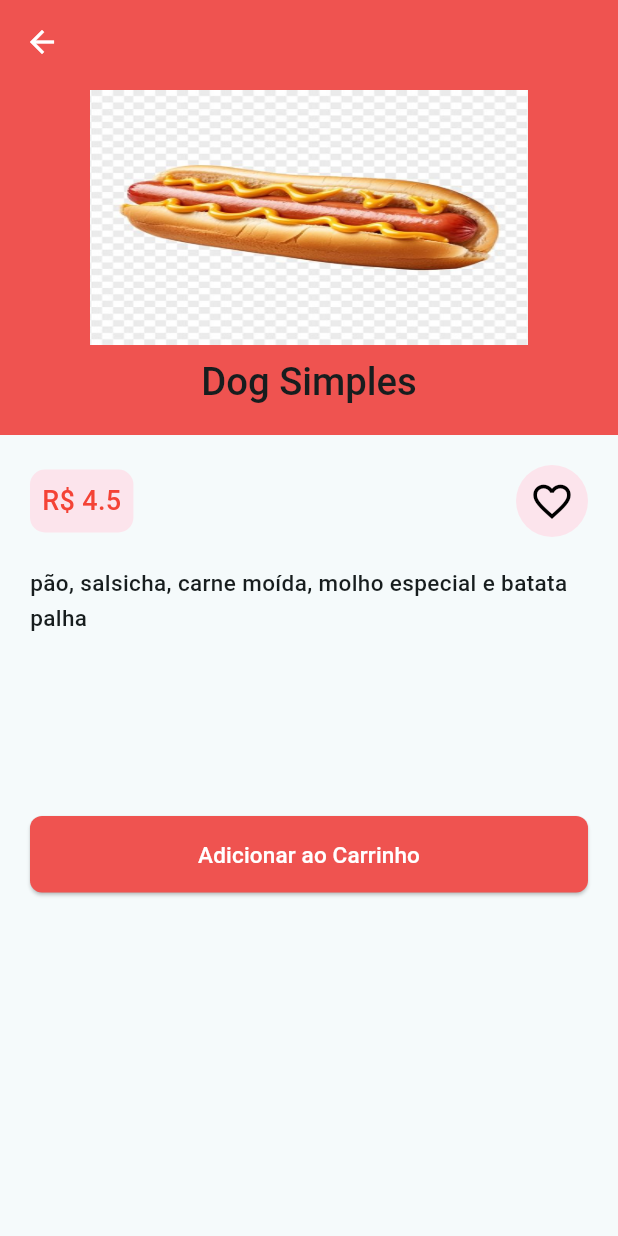
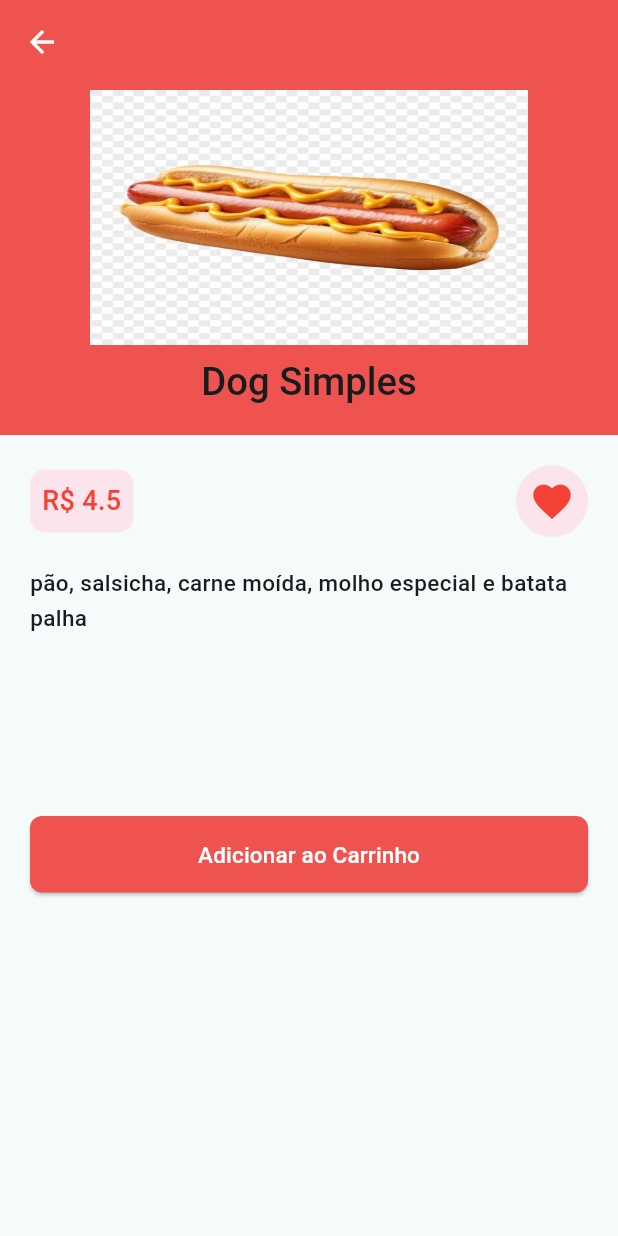
Before and after one commit to melquetrindade/delivery_app, a Flutter app: the Menu screen opened directly, after a tap on "Pizza", after a tap on "HotDog", after a tap on "Dog Simples", on a phone screen of 412 x 824 dp. Run offline on Flutter 3.47's test engine with Material 3 defaults, Android fonts, the light colour scheme and no system bars; network calls fail.

Commit message:
iniciando a codificação da class de produtos favoritos

```diff
--- a/delivery_app/lib/pages/produto_details.dart
+++ b/delivery_app/lib/pages/produto_details.dart
@@ -1,4 +1,5 @@
 import 'package:delivery_app/models/produto.dart';
+import 'package:delivery_app/widgets/produtosDetails/components_body.dart';
 import 'package:flutter/cupertino.dart';
 import 'package:flutter/material.dart';
 import 'package:flutter/painting.dart';
@@ -16,51 +17,14 @@
 class _ProdutoDetailsState extends State<ProdutoDetails> {
   late double valorProduto;
 
-  /*
-  ScrollController _scrollController = ScrollController();
-  bool _isAtTop = false;
-  bool hasScroll = true;
-
-  @override
-  void initState() {
-    super.initState();
-    _scrollController.addListener(() {
-      if (_scrollController.offset <= _scrollController.position.minScrollExtent && _isAtTop) {
-        toggleAppBar(true);
-        print("SliverAppBar arrastado para baixo");
-        _isAtTop = false;
-      } else if(_scrollController.offset > _scrollController.position.minScrollExtent && _isAtTop == false) {
-        toggleAppBar(false);
-        _isAtTop = true;
-        print("SliverAppBar arrastado para cima");
-      }
-    });
-  }
-
-  toggleAppBar(bool state) {
-    setState(() {
-      hasScroll = state;
-    });
-  }*/
-
   @override
   Widget build(BuildContext context) {
-    print(widget.produto.nome);
+    //print(widget.produto.nome);
     valorProduto = widget.produto.valor;
     return Scaffold(
         body: CustomScrollView(
-      //controller: _scrollController,
       slivers: [
         SliverAppBar(
-          /*
-          shape: (hasScroll == true)
-              ? RoundedRectangleBorder(
-                  borderRadius: BorderRadius.only(
-                    bottomLeft: Radius.circular(30),
-                    bottomRight: Radius.circular(30),
-                  ),
-                )
-              : null,*/
           iconTheme: IconThemeData(color: Colors.white),
           backgroundColor: Colors.red[400],
           expandedHeight: 290,
@@ -85,94 +49,10 @@
             titlePadding: EdgeInsets.symmetric(horizontal: 10),
           ),
         ),
-        SliverToBoxAdapter(
-          child: Padding(
-            padding: const EdgeInsets.all(20),
-            child: Container(
-              child: Column(
-                children: [
-                  Row(
-                    mainAxisAlignment: MainAxisAlignment.spaceBetween,
-                    children: [
-                      Container(
-                        decoration: BoxDecoration(
-                          color: Colors.pink[50],
-                          borderRadius: BorderRadius.circular(10),
-                        ),
-                        child: Padding(
-                          padding: const EdgeInsets.all(8),
-                          child: Text('R\$ $valorProduto',
-                            style: TextStyle(
-                              fontWeight: FontWeight.w500,
-                              fontSize: 18,
-                              color: Colors.red
-                            ),
-                          ),
-                        ),
-                      ),
-                      Container(
-                        decoration: BoxDecoration(
-                          color: Colors.pink[50],
-                          borderRadius: BorderRadius.circular(50),
-                        ),
-                        child: IconButton(
-                          onPressed: () {
-                            print('clicou para favoritar');
-                          },
-                          icon: Icon(Icons.favorite_border_outlined), iconSize: 30, color: Colors.black,),
-                      )
-                    ],
-                  ),
-                  Padding(
-                    padding: const EdgeInsets.only(top: 20),
-                    child: Text(widget.produto.descricao,
-                      textAlign: TextAlign.start,
-                      style: TextStyle(
-                        fontSize: 15,
-                        fontWeight: FontWeight.w500,
-                        height: 1.5
-                      ),
-                      maxLines: 6,
-                      overflow: TextOverflow.ellipsis,
-                    ),
-                  ),
-                  Padding(
-                    padding: EdgeInsets.only(top: 120),
-                    child: Container(
-                      width: MediaQuery.of(context).size.width,
-                      child: ElevatedButton(
-                        style: ButtonStyle(
-                            backgroundColor: MaterialStateProperty.all<Color>(Colors.red.shade400), // Cor de fundo
-                            shape: MaterialStateProperty.all<RoundedRectangleBorder>(
-                              RoundedRectangleBorder(
-                                borderRadius: BorderRadius.circular(8), // Raio dos cantos
-                                side: BorderSide.none, // Remove a borda
-                              ),
-                            ),
-                          ),
-                        onPressed: () {
-                            // Respond to button press
-                        },
-                        child: Padding(
-                          padding: const EdgeInsets.only(top: 15, bottom: 15),
-                          child: Text('Adicionar ao Carrinho', style: TextStyle(color: Colors.white, fontSize: 15),),
-                        ),
-                      ),
-                    ),
-                  )
-                ]
-              ),
-            ),
-          ),
+        MyComponents(
+          objProduto: widget.produto,
         ),
       ],
     ));
   }
-
-  /*
-  @override
-  void dispose() {
-    _scrollController.dispose();
-    super.dispose();
-  }*/
 }
--- a/delivery_app/lib/repository/produtos.dart
+++ b/delivery_app/lib/repository/produtos.dart
@@ -54,17 +54,5 @@
     });
 
     notifyListeners();
-    /*
-    if (categoria == 'Hambúrguer') {
-      final response = HamburguerRepository().hamburguer;
-      response.forEach((item) {
-        _produtos.add(item);
-      });
-    } else if (categoria == 'Pizza') {
-      final response = PizzaRepository().pizzas;
-      response.forEach((item) {
-        _produtos.add(item);
-      });
-    }*/
   }
 }
--- /dev/null
+++ b/delivery_app/lib/widgets/produtosDetails/components_body.dart
@@ -0,0 +1,130 @@
+import 'package:delivery_app/models/produto.dart';
+import 'package:delivery_app/repository/favoritos.dart';
+import 'package:flutter/cupertino.dart';
+import 'package:flutter/material.dart';
+import 'package:provider/provider.dart';
+
+class MyComponents extends StatefulWidget {
+  final Produto objProduto;
+  const MyComponents({super.key, required this.objProduto});
+
+  @override
+  State<MyComponents> createState() => _MyComponentsState();
+}
+
+class _MyComponentsState extends State<MyComponents> {
+  late FavoritosRepository favoritas;
+
+  favoritarProduto() {
+    favoritas.saveProduto(widget.objProduto);
+  }
+
+  desfavoritarProduto() {
+    favoritas.removeProduto(widget.objProduto);
+  }
+
+  @override
+  Widget build(BuildContext context) {
+    favoritas = context.watch<FavoritosRepository>();
+    favoritas.produtosFavoritos.forEach((element) => {
+      print(element.nome)
+    });
+
+    double valorProduto = widget.objProduto.valor;
+
+    return SliverToBoxAdapter(
+      child: Padding(
+        padding: const EdgeInsets.all(20),
+        child: Container(
+          child: Column(children: [
+            Row(
+              mainAxisAlignment: MainAxisAlignment.spaceBetween,
+              children: [
+                Container(
+                  decoration: BoxDecoration(
+                    color: Colors.pink[50],
+                    borderRadius: BorderRadius.circular(10),
+                  ),
+                  child: Padding(
+                    padding: const EdgeInsets.all(8),
+                    child: Text(
+                      'R\$ $valorProduto',
+                      style: TextStyle(
+                          fontWeight: FontWeight.w500,
+                          fontSize: 18,
+                          color: Colors.red),
+                    ),
+                  ),
+                ),
+                Container(
+                  decoration: BoxDecoration(
+                    color: Colors.pink[50],
+                    borderRadius: BorderRadius.circular(50),
+                  ),
+                  child: (favoritas.produtosFavoritos
+                          .any((fav) => fav.nome == widget.objProduto.nome))
+                      ? IconButton(
+                          onPressed: () {
+                            desfavoritarProduto();
+                          },
+                          icon: Icon(Icons.favorite),
+                          iconSize: 30,
+                          color: Colors.red,
+                        )
+                      : IconButton(
+                          onPressed: () {
+                            favoritarProduto();
+                          },
+                          icon: Icon(Icons.favorite_outline),
+                          iconSize: 30,
+                          color: Colors.black,
+                        ),
+                )
+              ],
+            ),
+            Padding(
+              padding: const EdgeInsets.only(top: 20),
+              child: Text(
+                widget.objProduto.descricao,
+                textAlign: TextAlign.start,
+                style: TextStyle(
+                    fontSize: 15, fontWeight: FontWeight.w500, height: 1.5),
+                maxLines: 6,
+                overflow: TextOverflow.ellipsis,
+              ),
+            ),
+            Padding(
+              padding: EdgeInsets.only(top: 120),
+              child: Container(
+                width: MediaQuery.of(context).size.width,
+                child: ElevatedButton(
+                  style: ButtonStyle(
+                    backgroundColor: MaterialStateProperty.all<Color>(
+                        Colors.red.shade400), // Cor de fundo
+                    shape: MaterialStateProperty.all<RoundedRectangleBorder>(
+                      RoundedRectangleBorder(
+                        borderRadius:
+                            BorderRadius.circular(8), // Raio dos cantos
+                        side: BorderSide.none, // Remove a borda
+                      ),
+                    ),
+                  ),
+                  onPressed: () {
+                    // Respond to button press
+                  },
+                  child: Padding(
+                    padding: const EdgeInsets.only(top: 15, bottom: 15),
+                    child: Text(
+                      'Adicionar ao Carrinho',
+                      style: TextStyle(color: Colors.white, fontSize: 15),
+                    ),
+                  ),
+                ),
+              ),
+            )
+          ]),
+        ),
+      ),
+    );
+  }
+}
```
Also changed, not shown: delivery_app/lib/main.dart (+6 -2 lines), delivery_app/lib/repository/bebida.dart (+5 -5 lines), delivery_app/lib/repository/favoritos.dart (added, +49 -0 lines).
